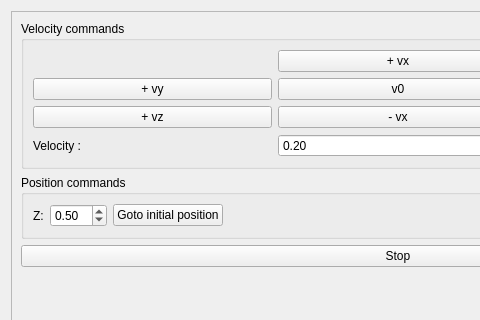
Before: the Qt Designer form gui/src/gui/speed_tuning.ui in giorgiocorra/SML, drawn with Qt 5; both pictures show x 0 to 480 and y 0 to 320 of the 796 by 768 pixel window.
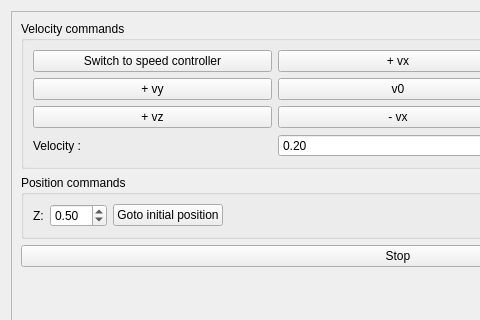
After: the same form once the commit is applied.

```diff
--- a/gui/src/gui/speed_tuning.ui
+++ b/gui/src/gui/speed_tuning.ui
@@ -104,6 +104,13 @@
             </property>
            </widget>
           </item>
+          <item row="0" column="0">
+           <widget class="QPushButton" name="b_speed_cont">
+            <property name="text">
+             <string>Switch to speed controller</string>
+            </property>
+           </widget>
+          </item>
          </layout>
         </widget>
        </item>
```
Left out of the diff: 3 changed lines with no effect on the pictures.
